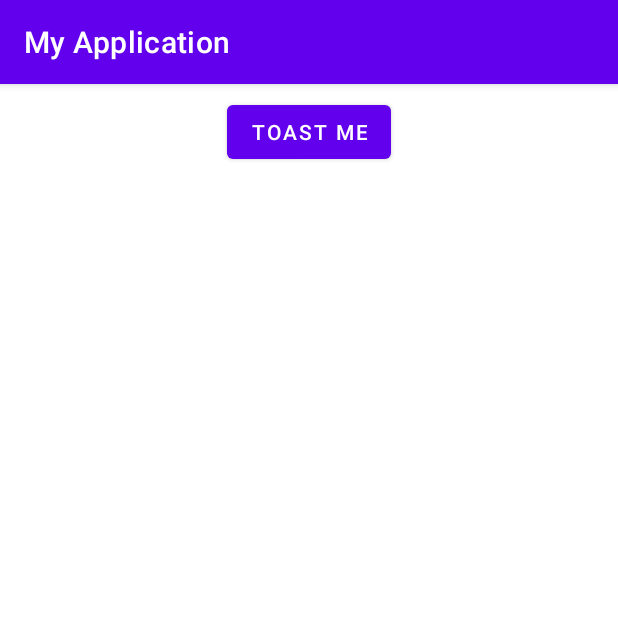
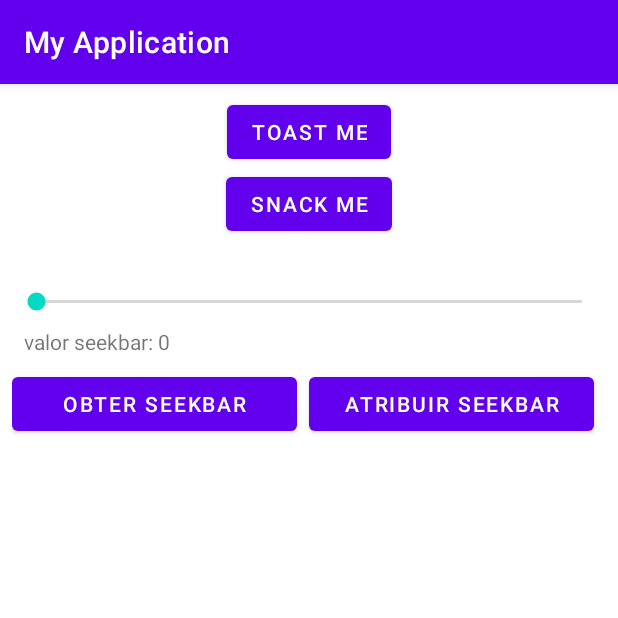
Before and after one commit to geraldoneto771/Kotlin_Components, an Android app: the screen it shows after launch (MainActivity), after a tap on "TOAST ME", on a phone screen of 412 x 824 dp, the top half of it. Run offline under Robolectric (Android 15) with nearby library versions, the phone set to English and light mode, and no system bars.

Commit message:
"Aula 216 finalizada"

```diff
--- a/app/src/main/java/com/example/myapplication/MainActivity.kt
+++ b/app/src/main/java/com/example/myapplication/MainActivity.kt
@@ -1,25 +1,85 @@
 package com.example.myapplication
 
+import android.graphics.Color
+import android.icu.lang.UCharacter.IndicPositionalCategory.TOP
 import androidx.appcompat.app.AppCompatActivity
 import android.os.Bundle
+import android.view.Gravity
 import android.view.View
+import android.widget.SeekBar
+import android.widget.TextView
 import android.widget.Toast
+import com.google.android.material.snackbar.Snackbar
 import kotlinx.android.synthetic.main.activity_main.*
 
-class MainActivity : AppCompatActivity(), View.OnClickListener {
+class MainActivity : AppCompatActivity(), View.OnClickListener, SeekBar.OnSeekBarChangeListener {
     override fun onCreate(savedInstanceState: Bundle?) {
         super.onCreate(savedInstanceState)
         setContentView(R.layout.activity_main)
 
         button_toast.setOnClickListener(this)
+        button_snack.setOnClickListener(this)
+
+        button_get_seekbar.setOnClickListener(this)
+        button_set_seekbar.setOnClickListener(this)
+
+        seekbar.setOnSeekBarChangeListener(this)
     }
 
     override fun onClick(v: View) {
         when (v.id){
+            // toast
             R.id.button_toast -> {
                 val toast = Toast.makeText(this, "TOAST", Toast.LENGTH_LONG)
+
+                /*val textView = toast.view?.findViewById<TextView>(android.R.id.message)
+                textView.setTextColor(Color.RED)*/
+
+                val layout = layoutInflater.inflate(R.layout.toast_layout, null)
+                toast.view = layout
+                toast.setGravity(Gravity.TOP, 0, 250)
+
                 toast.show()
+            }
+
+            // snack com ação
+            R.id.button_snack -> {
+                val snack = Snackbar.make(linear_root, "Snack", Snackbar.LENGTH_SHORT)
+
+                snack.setAction("Desfazer", View.OnClickListener {
+                    toast("Desfeito!")
+                })
+
+                // Setando aparencia
+                snack.setActionTextColor(Color.BLUE)
+                snack.setBackgroundTint(Color.GRAY)
+
+                snack.show()
+            }
+
+            // Seekbar
+            R.id.button_get_seekbar -> {
+                toast("Seekbar: ${seekbar.progress}")
+            }
+            R.id.button_set_seekbar -> {
+                seekbar.progress = 15
             }
         }
     }
+
+    private fun toast(str: String){
+        Toast.makeText(this, str, Toast.LENGTH_LONG).show()
+    }
+
+    override fun onProgressChanged(seekBar: SeekBar?, progress: Int, fromUser: Boolean) {
+        text_seekbar_value.text = "valor seekbar: $progress"
+    }
+
+    override fun onStartTrackingTouch(seekBar: SeekBar?) {
+        toast("Track started")
+    }
+
+    override fun onStopTrackingTouch(seekBar: SeekBar?) {
+        toast("Track stoped")
+    }
 }
--- a/app/src/main/res/layout/activity_main.xml
+++ b/app/src/main/res/layout/activity_main.xml
@@ -6,6 +6,7 @@
     android:layout_height="match_parent"
     android:orientation="vertical"
     android:padding="8dp"
+    android:id="@+id/linear_root"
     tools:context=".MainActivity">
 
 
@@ -14,8 +15,54 @@
         android:layout_width="wrap_content"
         android:layout_height="wrap_content"
         android:text="Toast me"
-        android:layout_gravity="center_horizontal"
+        android:layout_gravity="center_horizontal"/>
 
-        />
+    <Button
+        android:id="@+id/button_snack"
+        android:layout_width="wrap_content"
+        android:layout_height="wrap_content"
+        android:text="Snack me"
+        android:layout_gravity="center_horizontal"/>
+
+    <SeekBar
+        android:layout_width="match_parent"
+        android:layout_height="wrap_content"
+        android:layout_marginTop="32dp"
+        android:max="50"
+        android:id="@+id/seekbar"/>
+
+    <TextView
+        android:id="@+id/text_seekbar_value"
+        android:layout_width="wrap_content"
+        android:layout_height="wrap_content"
+        android:layout_margin="8dp"
+        android:text="valor seekbar: 0"/>
+
+    <!--Botoes obter e atribuir seekbar-->
+    <LinearLayout
+        android:layout_width="match_parent"
+        android:layout_height="wrap_content"
+        android:orientation="horizontal"
+        android:id="@+id/linear_button_seek"
+        app:layout_constraintTop_toBottomOf="@+id/textSeekValue">
+
+        <Button
+            android:id="@+id/button_get_seekbar"
+            android:layout_width="0dp"
+            android:layout_height="wrap_content"
+            android:layout_marginEnd="8dp"
+            android:text="Obter seekbar"
+            android:layout_weight="1"/>
+
+        <Button
+            android:id="@+id/button_set_seekbar"
+            android:layout_width="0dp"
+            android:layout_height="wrap_content"
+            android:layout_marginEnd="8dp"
+            android:text="Atribuir seekbar"
+            android:layout_weight="1"/>
+
+
+    </LinearLayout>
 
 </LinearLayout>
```
Also changed, not shown: app/src/main/res/drawable/ic_dialog_alert.xml (added, +10 -0 lines), app/src/main/res/layout/toast_layout.xml (added, +22 -0 lines).
